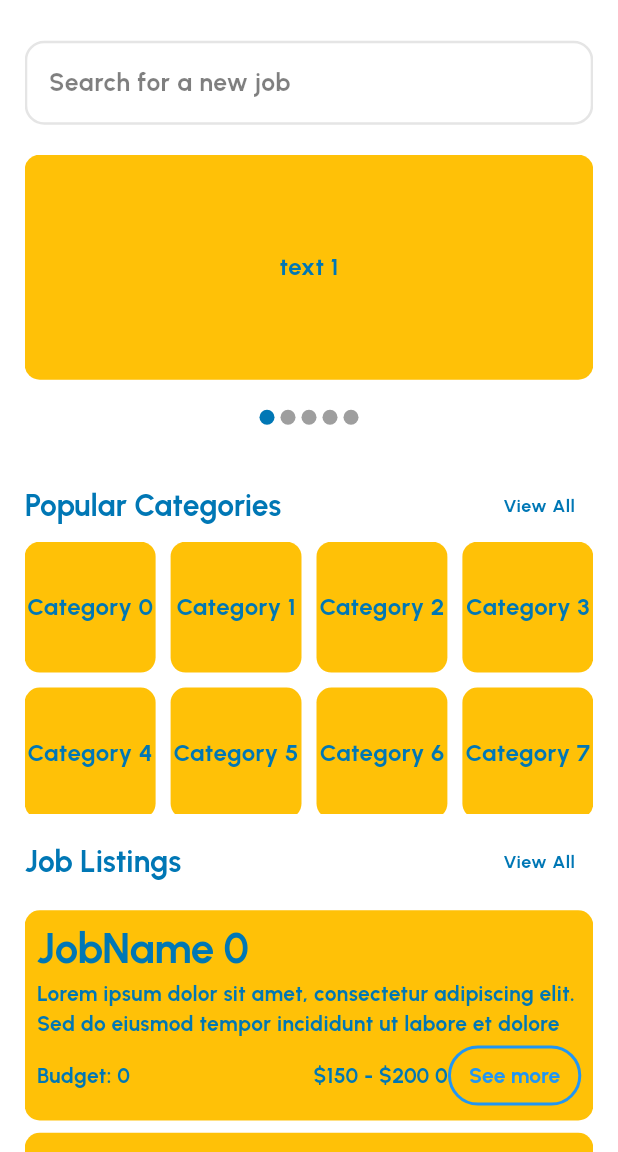
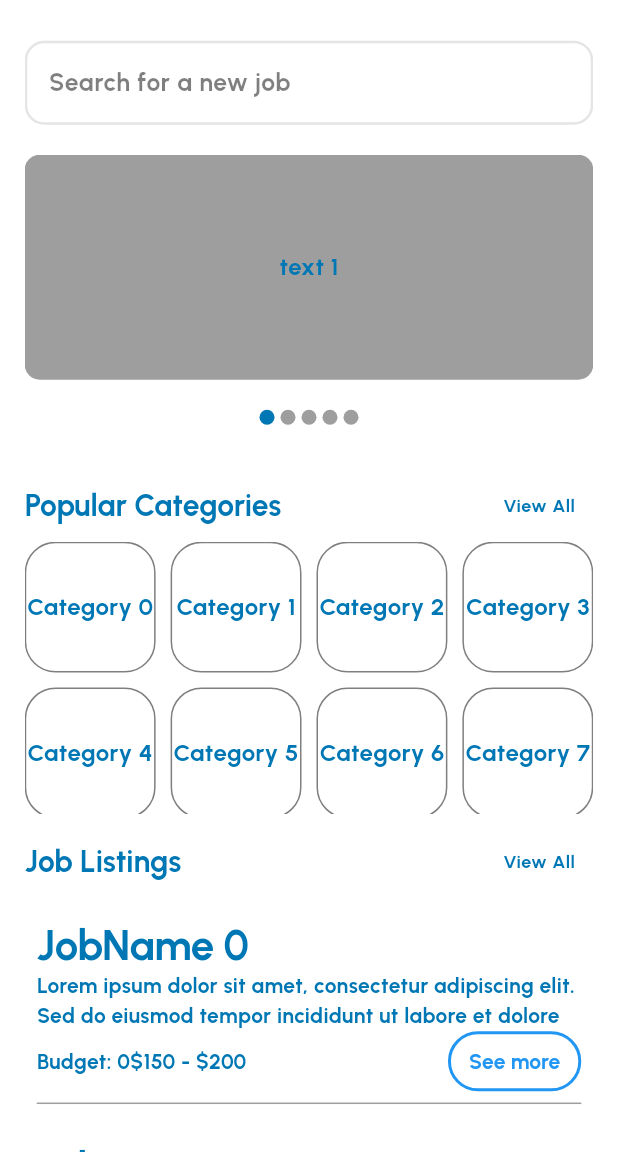
Before and after one commit to WissamAlmsalati/quick_hire_app, a Flutter app: the HomeScreen screen opened directly, on a phone screen of 412 x 824 dp, the part 84-1236 px from its top. Run offline on Flutter 3.47's test engine with Material 3 defaults, Android fonts, the phone set to English and light mode, and no system bars; drawn by our look-alikes of carousel_slider; our stand-ins replace bloc, flutter_bloc, flutter_secure_storage, flutter_svg, gap, google_fonts; accounts and stored records are empty.

Commit message:
all work

```diff
--- a/lib/features/HomeScreen/presentation/screen/home_screen.dart
+++ b/lib/features/HomeScreen/presentation/screen/home_screen.dart
@@ -50,7 +50,7 @@ class _HomeScreenState extends State<HomeScreen> {
                       return Container(
                         width: double.infinity,
                         decoration: BoxDecoration(
-                          color: Colors.amber,
+                          color: Colors.grey,
                           borderRadius: BorderRadius.circular(10),
                         ),
                         child: Center(
@@ -134,8 +134,13 @@ class _HomeScreenState extends State<HomeScreen> {
                   itemBuilder: (BuildContext context, int index) {
                     return Container(
                       decoration: BoxDecoration(
-                        color: Colors.amber,
-                        borderRadius: BorderRadius.circular(10),
+                        borderRadius: BorderRadius.circular(MediaQuery.of(context).size.width * 0.05),
+                        border: Border.all(
+                          color: Colors.black.withOpacity(
+                              0.50), // Change color and opacity as needed
+
+                          width: 1,
+                        ),
                       ),
                       child: Center(
                         child: Text(
@@ -185,10 +190,7 @@ class _HomeScreenState extends State<HomeScreen> {
                       width: double.infinity,
                       margin: EdgeInsets.only(
                           bottom: MediaQuery.sizeOf(context).height * 0.01),
-                      decoration: BoxDecoration(
-                        color: Colors.amber,
-                        borderRadius: BorderRadius.circular(10),
-                      ),
+
                       child: Container(
                         padding: EdgeInsets.all(8.0),
                         // Adjust padding as needed
@@ -237,9 +239,9 @@ class _HomeScreenState extends State<HomeScreen> {
                                           color: AppColors.primaryColor,
                                         ),
                                   ),
-                                  Spacer(),
+
                                   Text(
-                                    "\$150 - \$200 " + index.toString(),
+                                    "\$150 - \$200" ,
                                     style: Theme.of(context)
                                         .textTheme
                                         .bodyMedium
@@ -247,6 +249,7 @@ class _HomeScreenState extends State<HomeScreen> {
                                           color: AppColors.primaryColor,
                                         ),
                                   ),
+                                  Spacer(),
                                   Container(
                                     height: 40,
                                     decoration: BoxDecoration(
@@ -262,9 +265,13 @@ class _HomeScreenState extends State<HomeScreen> {
                                         ),
                                       ),
                                     ),
-                                  )
+                                  ),
 
-                                ])
+                                ]),
+                            Divider(
+                              thickness: 1,
+                              color: Colors.grey,
+                            )
                           ],
                         ),
                       ),
```
